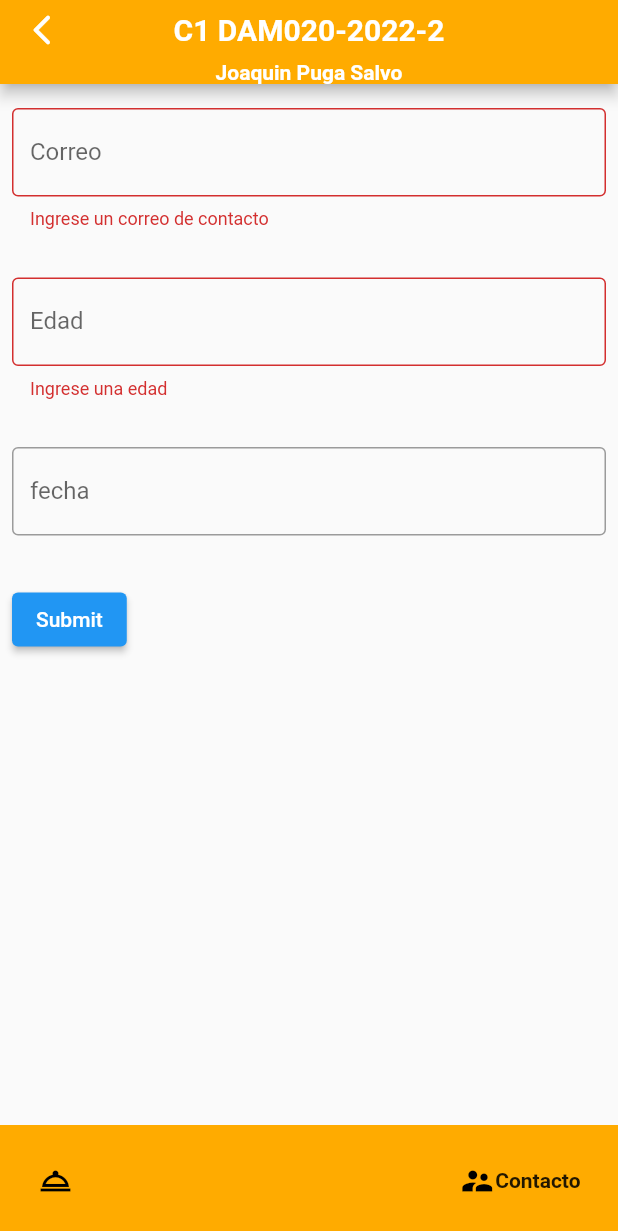
After one commit to Xaxurro/Warehouse, a Flutter app: the Certamen1 screen opened directly, item 2 of the bottom bar chosen, after a tap on "Submit", on a phone screen of 412 x 824 dp. The commit adds this screen. Shown: the top 1231 px of the screen. Run offline on Flutter 3.47's test engine with Material 2 defaults, Android fonts, the phone set to English and light mode, and no system bars; drawn by our look-alikes of google_nav_bar.

Commit message:
Entrega certamen 1

```diff
--- a/lib/pages/Dashboard.dart
+++ b/lib/pages/Dashboard.dart
@@ -1,14 +1,112 @@
 import 'package:flutter/material.dart';
+import 'package:google_nav_bar/google_nav_bar.dart';
+import 'package:warehouse/pages/certamen1/page1.dart';
+
+import 'certamen1/page2.dart';
 
 class Tab1Page extends StatelessWidget {
   const Tab1Page({Key? key}) : super(key: key);
 
   @override
   Widget build(BuildContext context) {
-    return Center(
-      child: Text(
-        'Tab 1',
-        style: TextStyle(fontSize: 20, fontWeight: FontWeight.bold),
+    return Scaffold(
+      body: certamenBody(),
+    );
+  }
+}
+
+class certamenBody extends StatelessWidget {
+  const certamenBody({Key? key}) : super(key: key);
+
+  @override
+  Widget build(BuildContext context) {
+    return ListView(
+      children: [
+        Card(
+            child: ListTile(
+          leading: Icon(Icons.book),
+          title: Text("Certamen 1 Joaquin Puga"),
+          trailing: Icon(Icons.arrow_forward_ios_rounded),
+          onTap: () {
+            Navigator.push(
+                context, MaterialPageRoute(builder: (context) => Certamen1()));
+          },
+        ))
+      ],
+    );
+  }
+}
+
+class Certamen1 extends StatelessWidget {
+  const Certamen1({Key? key}) : super(key: key);
+
+  @override
+  Widget build(BuildContext context) {
+    return Scaffold(
+      appBar: AppBar(
+        title: Text(
+          'C1 DAM020-2022-2',
+          style: TextStyle(fontWeight: FontWeight.bold),
+        ),
+        centerTitle: true,
+        backgroundColor: Colors.amberAccent.shade700,
+        bottom: PreferredSize(
+          child: Text(
+            "Joaquin Puga Salvo",
+            style: TextStyle(color: Colors.white, fontWeight: FontWeight.bold),
+          ),
+          preferredSize: Size.zero,
+        ),
+        leading: IconButton(
+          icon: Icon(Icons.arrow_back_ios_new_rounded),
+          onPressed: () {
+            Navigator.pop(context);
+          },
+        ),
+      ),
+      body: Certamen1body(),
+    );
+  }
+}
+
+class Certamen1body extends StatefulWidget {
+  Certamen1body({Key? key}) : super(key: key);
+
+  @override
+  State<Certamen1body> createState() => _Certamen1bodyState();
+}
+
+class _Certamen1bodyState extends State<Certamen1body> {
+  int _index = 0;
+  List<Widget> _pages = [page1(), page2()];
+  @override
+  Widget build(BuildContext context) {
+    return Scaffold(
+      body: _pages[_index],
+      bottomNavigationBar: GNav(
+        // type: BottomNavigationBarType.fixed
+
+        tabs: [
+          GButton(
+            icon: (_index == 0)
+                ? Icons.room_service_rounded
+                : Icons.room_service_outlined,
+            text: 'Servicios',
+          ),
+          GButton(
+            icon: (_index == 1)
+                ? Icons.supervisor_account
+                : Icons.supervisor_account_outlined,
+            text: 'Contacto',
+          )
+        ],
+        selectedIndex: _index,
+        onTabChange: (index) {
+          setState(() {
+            _index = index;
+          });
+        },
+        backgroundColor: Colors.amberAccent.shade700,
       ),
     );
   }
--- a/lib/pages/addItem.dart
+++ b/lib/pages/addItem.dart
@@ -23,8 +23,7 @@ class addItem extends StatelessWidget {
           backgroundColor: globals.mainColor,
         ),
         body: itemBody(),
-        ),
-
+      ),
     );
   }
 }
--- /dev/null
+++ b/lib/pages/certamen1/page1.dart
@@ -0,0 +1,55 @@
+import 'package:flutter/material.dart';
+import 'package:warehouse/pages/certamen1/atractivo1.dart';
+import 'package:warehouse/pages/certamen1/atractivo2.dart';
+import 'package:warehouse/pages/certamen1/atractivo3.dart';
+import 'package:warehouse/pages/certamen1/atractivo4.dart';
+
+class page1 extends StatelessWidget {
+  @override
+  Widget build(BuildContext context) {
+    return ListView(
+      children: [
+        Card(
+            child: ListTile(
+          leading: Icon(Icons.location_on_outlined),
+          title: Text("Geysers del Tatio"),
+          trailing: Icon(Icons.arrow_forward_ios_rounded),
+          onTap: () {
+            Navigator.push(
+                context, MaterialPageRoute(builder: (context) => atractivo1()));
+          },
+        )),
+        Card(
+            child: ListTile(
+          leading: Icon(Icons.location_on_outlined),
+          title: Text("Laguna Chaxa"),
+          trailing: Icon(Icons.arrow_forward_ios_rounded),
+          onTap: () {
+            Navigator.push(
+                context, MaterialPageRoute(builder: (context) => atractivo2()));
+          },
+        )),
+        Card(
+            child: ListTile(
+          leading: Icon(Icons.location_on_outlined),
+          title: Text("Valle de la Luna"),
+          trailing: Icon(Icons.arrow_forward_ios_rounded),
+          onTap: () {
+            Navigator.push(
+                context, MaterialPageRoute(builder: (context) => atractivo3()));
+          },
+        )),
+        Card(
+            child: ListTile(
+          leading: Icon(Icons.location_on_outlined),
+          title: Text("Valle de la Muerte"),
+          trailing: Icon(Icons.arrow_forward_ios_rounded),
+          onTap: () {
+            Navigator.push(
+                context, MaterialPageRoute(builder: (context) => atractivo4()));
+          },
+        ))
+      ],
+    );
+  }
+}
--- /dev/null
+++ b/lib/pages/certamen1/page2.dart
@@ -0,0 +1,85 @@
+import 'package:flutter/material.dart';
+
+class page2 extends StatefulWidget {
+  page2({Key? key}) : super(key: key);
+
+  @override
+  State<page2> createState() => _page2State();
+}
+
+class _page2State extends State<page2> {
+  final _formKey = GlobalKey<FormState>();
+  @override
+  Widget build(BuildContext context) {
+    return Form(
+        key: _formKey,
+        child: Column(crossAxisAlignment: CrossAxisAlignment.start, children: <
+            Widget>[
+          Padding(
+            padding: const EdgeInsets.symmetric(horizontal: 8, vertical: 16),
+            child: TextFormField(
+              decoration: const InputDecoration(
+                border: OutlineInputBorder(),
+                labelText: 'Correo',
+              ),
+              keyboardType: TextInputType.emailAddress,
+              validator: (value) {
+                if (value == null || value.isEmpty) {
+                  return 'Ingrese un correo de contacto';
+                }
+                return null;
+              },
+            ),
+          ),
+          Padding(
+            padding: const EdgeInsets.symmetric(horizontal: 8, vertical: 16),
+            child: TextFormField(
+              decoration: const InputDecoration(
+                border: OutlineInputBorder(),
+                labelText: 'Edad',
+              ),
+              keyboardType: TextInputType.number,
+              validator: (value) {
+                if (value == null || value.isEmpty) {
+                  return 'Ingrese una edad';
+                } else {
+                  if (int.parse(value) <= 0) {
+                    return 'Ingrese una edad valida';
+                  }
+                }
+                return null;
+              },
+              // inputFormatters: <TextInputFormatter>[
+              //   FilteringTextInputFormatter.digitsOnly
+              // ],
+            ),
+          ),
+          Padding(
+            padding: const EdgeInsets.symmetric(horizontal: 8, vertical: 16),
+            child: TextFormField(
+              decoration: const InputDecoration(
+                border: OutlineInputBorder(),
+                labelText: 'fecha',
+              ),
+              keyboardType: TextInputType.datetime,
+            ),
+          ),
+          Padding(
+            padding: const EdgeInsets.symmetric(horizontal: 8, vertical: 16),
+            child: ElevatedButton(
+              onPressed: () {
+                // Validate returns true if the form is valid, or false otherwise.
+                if (_formKey.currentState!.validate()) {
+                  // If the form is valid, display a snackbar. In the real world,
+                  // you'd often call a server or save the information in a database.
+                  ScaffoldMessenger.of(context).showSnackBar(
+                    const SnackBar(content: Text('Processing Data')),
+                  );
+                }
+              },
+              child: const Text('Submit'),
+            ),
+          ),
+        ]));
+  }
+}
--- a/pubspec.yaml
+++ b/pubspec.yaml
@@ -53,6 +53,8 @@ dev_dependencies:
 
 # The following section is specific to Flutter packages.
 flutter:
+  assets:
+    - assets\images\
 
   # The following line ensures that the Material Icons font is
   # included with your application, so that you can use the icons in
```
Also changed, not shown: lib/functions.dart (+21 -13 lines), lib/pages/certamen1/atractivo1.dart (added, +29 -0 lines), lib/pages/certamen1/atractivo2.dart (added, +29 -0 lines), lib/pages/certamen1/atractivo3.dart (added, +29 -0 lines), lib/pages/certamen1/atractivo4.dart (added, +29 -0 lines), assets/images/balle de la luna.jpg (added), assets/images/geiser tatio.jpg (added), assets/images/laguna caxa.jpg (added), assets/images/valle de la muerte.jpg (added), pubspec.lock.
